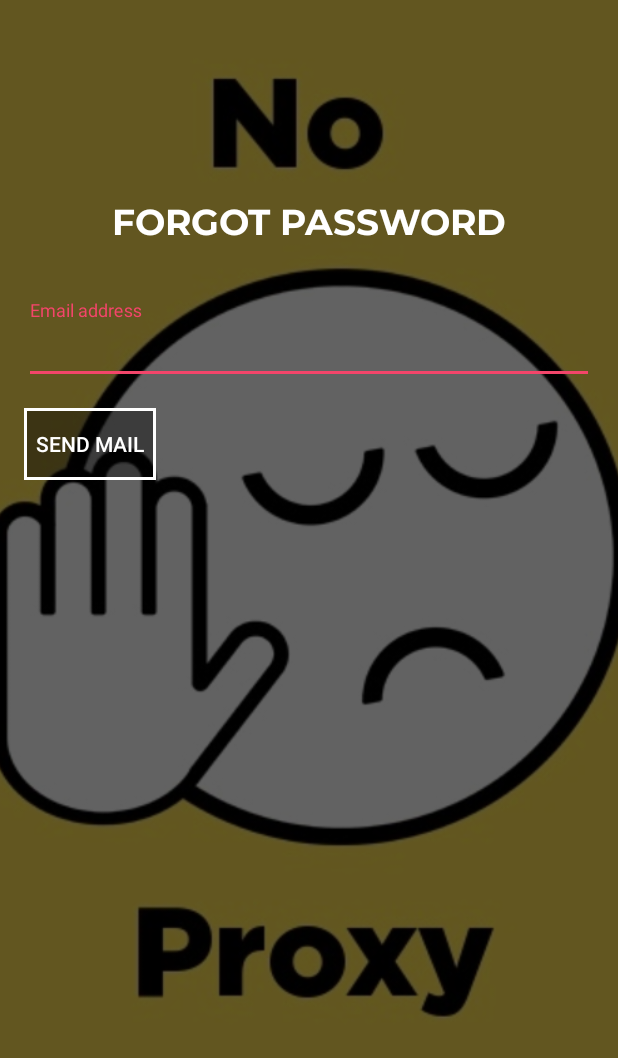
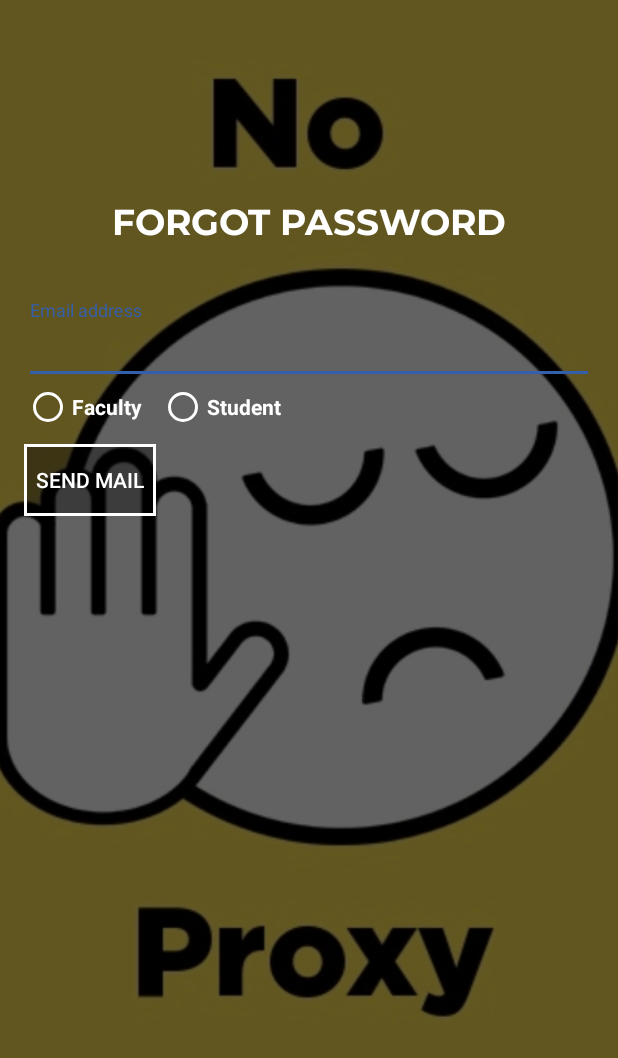
Before and after one commit to frankhart2017/NO-PROXY-ANDROID, an Android app: the ForgotActivity screen opened directly, with no data from a screen before it, on a phone screen of 412 x 824 dp. Shown: the top 1058 px of the screen. Run offline under Robolectric (Android 15) with nearby library versions, the phone set to English and light mode, and no system bars; our stand-ins replace Volley.

Commit message:
Forgot password backend complete

```diff
--- a/app/src/main/res/layout/activity_forgot.xml
+++ b/app/src/main/res/layout/activity_forgot.xml
@@ -32,7 +32,7 @@
         app:layout_constraintTop_toTopOf="parent">
 
         <EditText
-            android:id="@+id/logEmail1Text"
+            android:id="@+id/forgotEmailText"
             android:layout_width="match_parent"
             android:layout_height="wrap_content"
             android:hint="Email address"
@@ -44,13 +44,14 @@
     </android.support.design.widget.TextInputLayout>
 
     <Button
-        android:id="@+id/loginBtn"
+        android:id="@+id/forgotBtn"
         android:layout_width="wrap_content"
         android:layout_height="wrap_content"
         android:layout_marginStart="16dp"
-        android:layout_marginTop="16dp"
+        android:layout_marginTop="40dp"
         android:background="@drawable/button_style"
         android:text="Send Mail"
+        android:onClick="forgotBtnClicked"
         android:textColor="@android:color/white"
         app:layout_constraintStart_toStartOf="parent"
         app:layout_constraintTop_toBottomOf="@+id/input" />
@@ -71,5 +72,41 @@
         app:layout_constraintEnd_toEndOf="parent"
         app:layout_constraintStart_toStartOf="parent" />
 
+    <RadioGroup
+        android:layout_width="wrap_content"
+        android:layout_height="wrap_content"
+        android:layout_marginStart="16dp"
+        android:layout_marginTop="245dp"
+        app:layout_constraintStart_toStartOf="parent"
+        app:layout_constraintTop_toTopOf="parent">
+
+        <RadioButton
+            android:id="@+id/facultyForgot"
+            android:layout_width="wrap_content"
+            android:layout_height="wrap_content"
+            android:layout_marginTop="10dp"
+            android:layout_weight="1"
+            android:buttonTint="@android:color/white"
+            android:text="@string/faculty"
+            android:textColor="@android:color/white"
+            android:textStyle="bold"
+            app:layout_constraintStart_toStartOf="parent"
+            app:layout_constraintTop_toBottomOf="@+id/abinput" />
+
+        <RadioButton
+            android:id="@+id/studentForgot"
+            android:layout_width="wrap_content"
+            android:layout_height="wrap_content"
+            android:layout_marginTop="-32dp"
+            android:layout_marginStart="90dp"
+            android:buttonTint="@android:color/white"
+            android:text="@string/student"
+            android:textColor="@android:color/white"
+            android:textStyle="bold"
+            app:layout_constraintStart_toStartOf="parent"
+            app:layout_constraintTop_toBottomOf="@+id/abinput" />
+
+    </RadioGroup>
+
 
 </android.support.constraint.ConstraintLayout>
--- a/app/src/main/res/layout/activity_main.xml
+++ b/app/src/main/res/layout/activity_main.xml
@@ -55,7 +55,7 @@
         app:layout_constraintStart_toStartOf="parent"
         app:layout_constraintTop_toBottomOf="@+id/input"
         app:passwordToggleEnabled="true"
-        app:passwordToggleTint="@color/colorAccent">
+        app:passwordToggleTint="#FFF">
 
         <android.support.design.widget.TextInputEditText
             android:id="@+id/logPassword1Text"
--- a/app/src/main/res/layout/activity_signup.xml
+++ b/app/src/main/res/layout/activity_signup.xml
@@ -99,7 +99,7 @@
         app:layout_constraintStart_toStartOf="parent"
         app:layout_constraintTop_toBottomOf="@+id/input2"
         app:passwordToggleEnabled="true"
-        app:passwordToggleTint="@color/colorAccent">
+        app:passwordToggleTint="#FFF">
 
         <android.support.design.widget.TextInputEditText
             android:id="@+id/logPassword1Text"
@@ -124,7 +124,7 @@
         app:layout_constraintStart_toStartOf="parent"
         app:layout_constraintTop_toBottomOf="@+id/etPasswordLayout"
         app:passwordToggleEnabled="true"
-        app:passwordToggleTint="@color/colorAccent">
+        app:passwordToggleTint="#FFF">
 
         <android.support.design.widget.TextInputEditText
             android:id="@+id/logConfPassText"
--- a/app/src/main/res/values/colors.xml
+++ b/app/src/main/res/values/colors.xml
@@ -2,5 +2,5 @@
 <resources>
     <color name="colorPrimary">#3f51b5</color>
     <color name="colorPrimaryDark">#303F9F</color>
-    <color name="colorAccent">#f3456a</color>
+    <color name="colorAccent">#345fab</color>
 </resources>
```
Also changed, not shown: app/src/main/java/com/example/siddhartha/noproxy/ForgotActivity.kt (+75 -0 lines).
